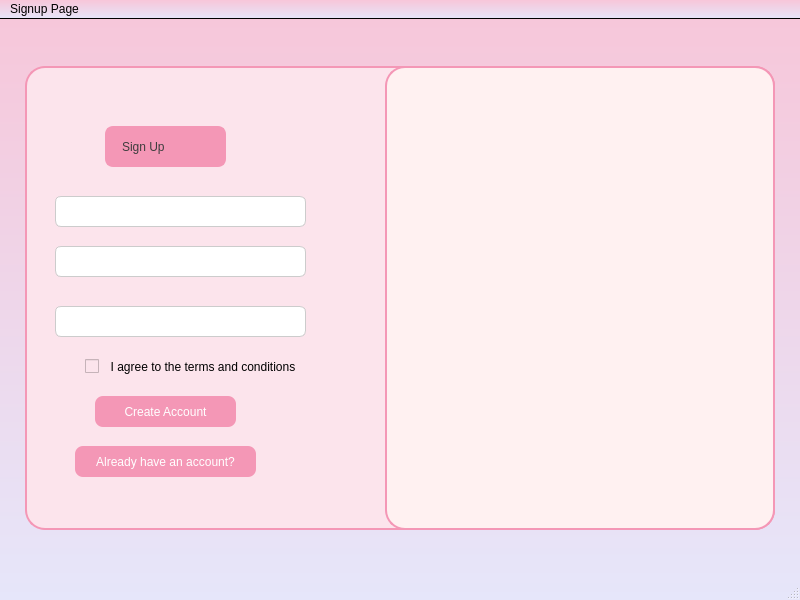
Before: the Qt Designer form signup.ui in sangya23/Periodcare, drawn with Qt 5.
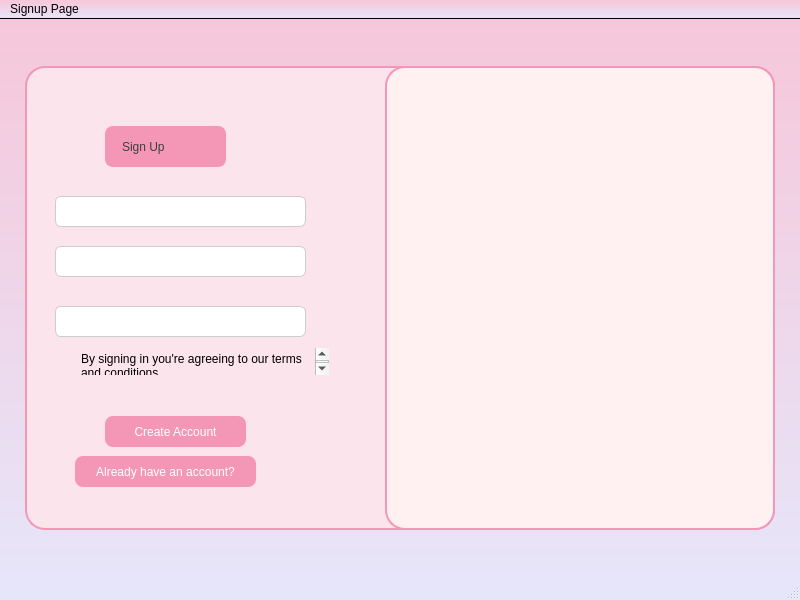
After: the same form once the commit is applied. Icons and pictures are not drawn.

What changed in the file:
```diff
--- a/signup.ui
+++ b/signup.ui
@@ -243,46 +243,26 @@
       <property name="frameShadow">
        <enum>QFrame::Shadow::Raised</enum>
       </property>
-      <widget class="QCheckBox" name="checkBox">
-       <property name="geometry">
-        <rect>
-         <x>60</x>
-         <y>290</y>
-         <width>221</width>
-         <height>21</height>
-        </rect>
-       </property>
-       <property name="styleSheet">
-        <string notr="true">QCheckBox
-{
-	background-color:#fce4ec
-}</string>
-       </property>
-       <property name="text">
-        <string>  I agree to the terms and conditions</string>
-       </property>
-      </widget>
       <widget class="QPushButton" name="createacc">
        <property name="geometry">
         <rect>
-         <x>70</x>
-         <y>330</y>
+         <x>80</x>
+         <y>350</y>
          <width>141</width>
          <height>31</height>
         </rect>
        </property>
        <property name="styleSheet">
-        <string notr="true">QPushButton{
-font-size:12px;
-}
-QPushButton {
+        <string notr="true">QPushButton {
     background-color: #F497B6;      
     color: white;                   
     font: 12px &quot;Arial&quot;;
     border-radius: 8px;
     padding: 6px 12px;
 }
-
+QPushButton:hover
+{
+background-color: #e6769f;}
 </string>
        </property>
        <property name="text">
@@ -378,7 +358,7 @@
        <property name="geometry">
         <rect>
          <x>50</x>
-         <y>380</y>
+         <y>390</y>
          <width>181</width>
          <height>31</height>
         </rect>
@@ -387,17 +367,16 @@
         <bool>false</bool>
        </property>
        <property name="styleSheet">
-        <string notr="true">QPushButton{
-font-size:12px;
-}
-QPushButton {
+        <string notr="true">QPushButton {
     background-color: #F497B6;      
     color: white;                   
     font: 12px &quot;Arial&quot;;
     border-radius: 8px;
     padding: 6px 6px;
 }
-</string>
+QPushButton:hover
+{
+background-color: #e6769f;}</string>
        </property>
        <property name="text">
         <string>Already have an account?</string>
@@ -452,6 +431,33 @@
         <number>1</number>
        </property>
       </widget>
+      <widget class="QTextBrowser" name="textBrowser">
+       <property name="geometry">
+        <rect>
+         <x>50</x>
+         <y>280</y>
+         <width>256</width>
+         <height>31</height>
+        </rect>
+       </property>
+       <property name="styleSheet">
+        <string notr="true">QTextBrowser
+{
+border-color:#fce4ec;
+}</string>
+       </property>
+       <property name="html">
+        <string>&lt;!DOCTYPE HTML PUBLIC &quot;-//W3C//DTD HTML 4.0//EN&quot; &quot;http://www.w3.org/TR/REC-html40/strict.dtd&quot;&gt;
+&lt;html&gt;&lt;head&gt;&lt;meta name=&quot;qrichtext&quot; content=&quot;1&quot; /&gt;&lt;meta charset=&quot;utf-8&quot; /&gt;&lt;style type=&quot;text/css&quot;&gt;
+p, li { white-space: pre-wrap; }
+hr { height: 1px; border-width: 0; }
+li.unchecked::marker { content: &quot;\2610&quot;; }
+li.checked::marker { content: &quot;\2612&quot;; }
+&lt;/style&gt;&lt;/head&gt;&lt;body style=&quot; font-family:'Segoe UI'; font-size:9pt; font-weight:400; font-style:normal;&quot;&gt;
+&lt;p style=&quot; margin-top:0px; margin-bottom:0px; margin-left:0px; margin-right:0px; -qt-block-indent:0; text-indent:0px;&quot;&gt;By signing in you're agreeing to our terms and conditions&lt;/p&gt;
+&lt;p style=&quot;-qt-paragraph-type:empty; margin-top:0px; margin-bottom:0px; margin-left:0px; margin-right:0px; -qt-block-indent:0; text-indent:0px;&quot;&gt;&lt;br /&gt;&lt;/p&gt;&lt;/body&gt;&lt;/html&gt;</string>
+       </property>
+      </widget>
      </widget>
     </item>
    </layout>
```
